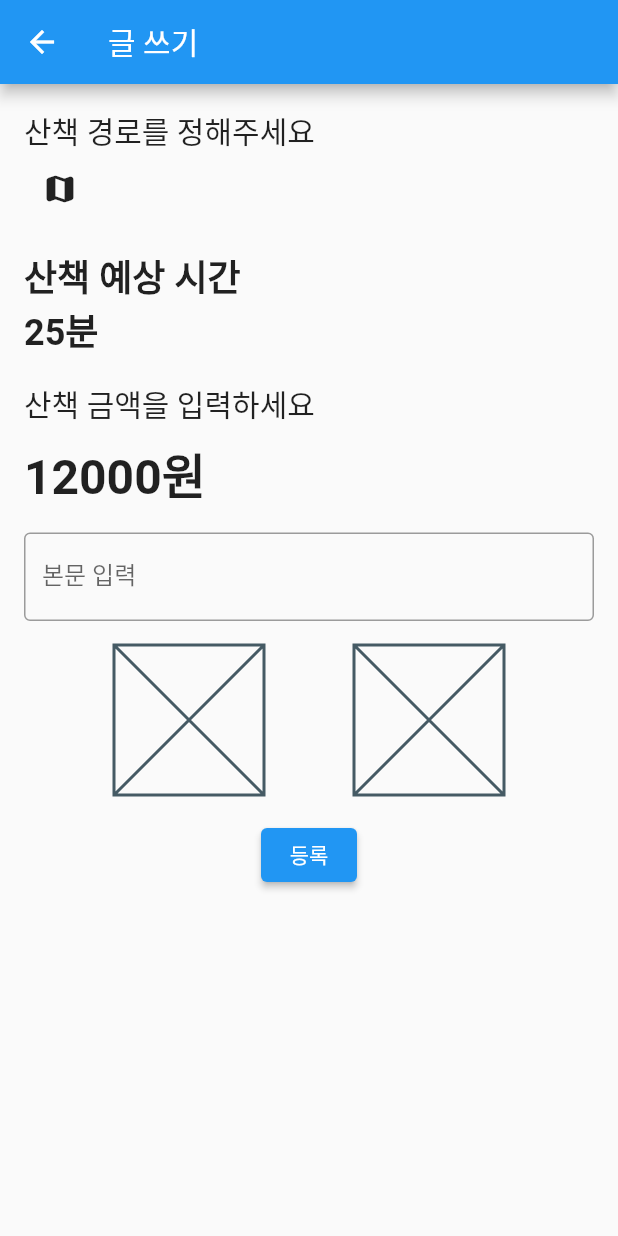
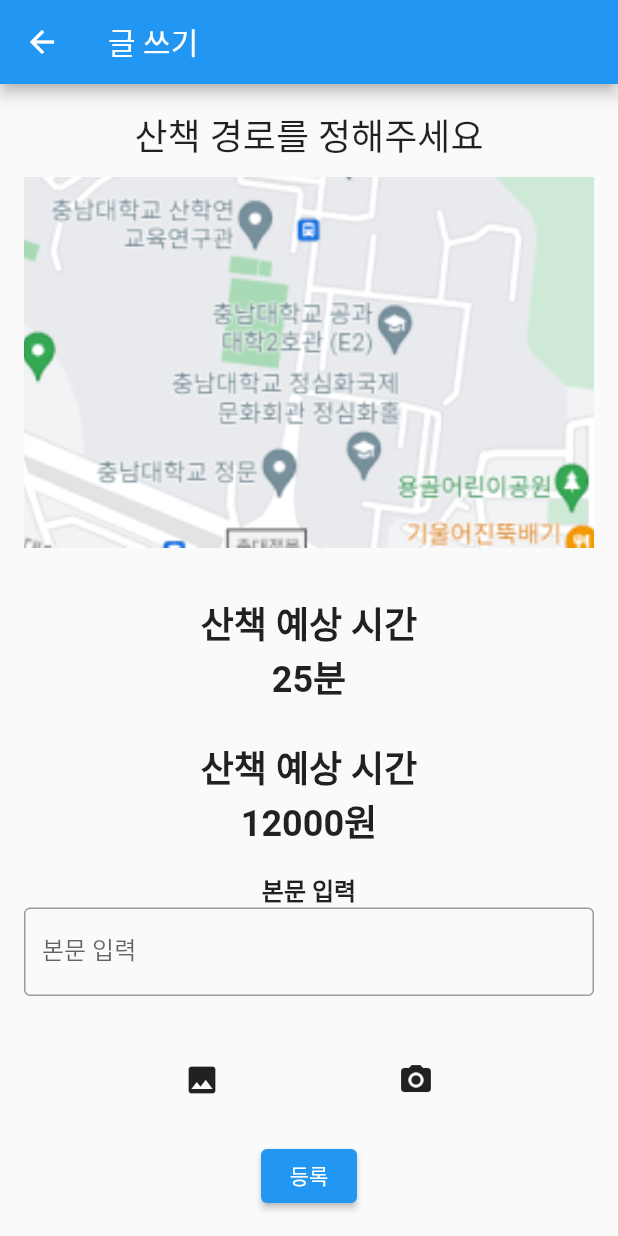
Before and after one commit to wgrgwg/noBadDogs, a Flutter app: the MyPostPage screen opened directly, on a phone screen of 412 x 824 dp. Run offline on Flutter 3.47's test engine with Material 2 defaults, Android fonts, the phone set to English and light mode, and no system bars; our stand-ins replace geolocator, google_maps_flutter.

Commit message:
feat : Add postPage

```diff
--- a/lib/post.dart
+++ b/lib/post.dart
@@ -27,6 +27,7 @@ class MyPostPage extends StatelessWidget {
         leading: IconButton(
           icon: Icon(Icons.arrow_back),
           onPressed: () {
+            Navigator.pop(context);
             // Handle back button
           },
         ),
@@ -35,37 +36,60 @@ class MyPostPage extends StatelessWidget {
       body: Padding(
         padding: EdgeInsets.all(16.0),
         child: Column(
-          crossAxisAlignment: CrossAxisAlignment.start,
+          mainAxisAlignment: MainAxisAlignment.center,
           children: <Widget>[
-            Text('산책 경로를 정해주세요', style: TextStyle(fontSize: 20)),
-            IconButton(
-              icon: Icon(Icons.map_rounded),
-              onPressed: () {
-                Navigator.of(context).push(
-                    MaterialPageRoute(builder: (context) => WalkPathPage()),
-                  );
-                },
+            Text('산책 경로를 정해주세요', style: TextStyle(fontSize: 24)),
+            SizedBox(height: 10),
+            Expanded(
+              child: Image.asset(
+                'Image/postexample.png',
+                fit: BoxFit.cover,
+              ),
             ),
             SizedBox(height: 16),
-            Text('산책 예상 시간', style: TextStyle(fontSize: 24, fontWeight: FontWeight.bold)),
-            Text('25분', style: TextStyle(fontSize: 24, fontWeight: FontWeight.bold)),
+
+            Container(
+              padding: EdgeInsets.symmetric(vertical: 16.0),
+              // Column을 Center 위젯으로 감싸서 가운데 정렬
+              child: Center(
+                child: Column(
+                  mainAxisAlignment: MainAxisAlignment.center,
+                  children: <Widget>[
+                    Text('산책 예상 시간', style: TextStyle(fontSize: 24, fontWeight: FontWeight.bold), textAlign: TextAlign.center,),
+                    Text('25분', style: TextStyle(fontSize: 24, fontWeight: FontWeight.bold), textAlign: TextAlign.center,),
                     SizedBox(height: 16),
-            Text('산책 금액을 입력하세요', style: TextStyle(fontSize: 20)),
+
                     SizedBox(height: 8),
-            Text('12000원', style: TextStyle(fontSize: 32, fontWeight: FontWeight.bold)),
+                    Text('산책 예상 시간', style: TextStyle(fontSize: 24, fontWeight: FontWeight.bold), textAlign: TextAlign.center,),
+                    Text('12000원', style: TextStyle(fontSize: 24, fontWeight: FontWeight.bold), textAlign: TextAlign.center,),
                     SizedBox(height: 16),
+                    Text('본문 입력', style: TextStyle(fontSize: 16, fontWeight: FontWeight.bold), textAlign: TextAlign.center,),
                     TextFormField(
                       decoration: InputDecoration(
                         border: OutlineInputBorder(),
                         labelText: '본문 입력',
                       ),
                     ),
+                ],
+                ),
+              ),
+            ),
             SizedBox(height: 16),
             Row(
                 mainAxisAlignment: MainAxisAlignment.spaceEvenly,
                 children: <Widget>[
-                Placeholder(fallbackHeight: 100, fallbackWidth: 100), // 임시 이미지 위젯
-                Placeholder(fallbackHeight: 100, fallbackWidth: 100), // 임시 이미지 위젯
+                  IconButton(
+                    icon: Icon(Icons.photo),
+                    onPressed: () {
+
+                    },
+                  ),
+                  IconButton(
+                    icon: Icon(Icons.camera_alt),
+                    onPressed: () {
+          // Handle camera button press
+                    },
+                  ),
               ],
             ),
             SizedBox(height: 16),
--- a/pubspec.yaml
+++ b/pubspec.yaml
@@ -67,6 +67,7 @@ flutter:
     - Image/loginimage.png
     - Image/googlemap.png
     - Image/profilePhoto.png
+    - Image/postexample.png
   #   - images/a_dot_burr.jpeg
   #   - images/a_dot_ham.jpeg
 
```
Also changed, not shown: lib/mainpage.dart (+153 -84 lines), Image/postexample.png (added). Lines whose indentation alone changed are shown as unchanged.
